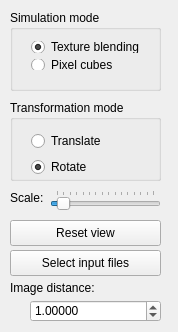
First picture: the form in glxraysim/mainwindow.ui, repository ulikoehler/xraysim, before the edit.
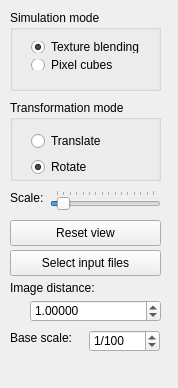
Second picture: the form after the edit.

Commit message: Fixed some bugs; added base scale (scale for pixel cubes, will rename); removed debug code

The edit to the form file:
```diff
--- a/glxraysim/mainwindow.ui
+++ b/glxraysim/mainwindow.ui
@@ -7,7 +7,7 @@
     <x>0</x>
     <y>0</y>
     <width>178</width>
-    <height>332</height>
+    <height>388</height>
    </rect>
   </property>
   <property name="windowTitle">
@@ -203,6 +203,38 @@
      <double>1.000000000000000</double>
     </property>
    </widget>
+   <widget class="QLabel" name="baseScaleLabel">
+    <property name="geometry">
+     <rect>
+      <x>10</x>
+      <y>330</y>
+      <width>71</width>
+      <height>16</height>
+     </rect>
+    </property>
+    <property name="text">
+     <string>Base scale:</string>
+    </property>
+   </widget>
+   <widget class="QSpinBox" name="baseScaleSpinner">
+    <property name="geometry">
+     <rect>
+      <x>89</x>
+      <y>330</y>
+      <width>71</width>
+      <height>22</height>
+     </rect>
+    </property>
+    <property name="prefix">
+     <string>1/</string>
+    </property>
+    <property name="maximum">
+     <number>10000</number>
+    </property>
+    <property name="value">
+     <number>100</number>
+    </property>
+   </widget>
   </widget>
  </widget>
  <layoutdefault spacing="6" margin="11"/>
```
The commit also changes 4 other files.
